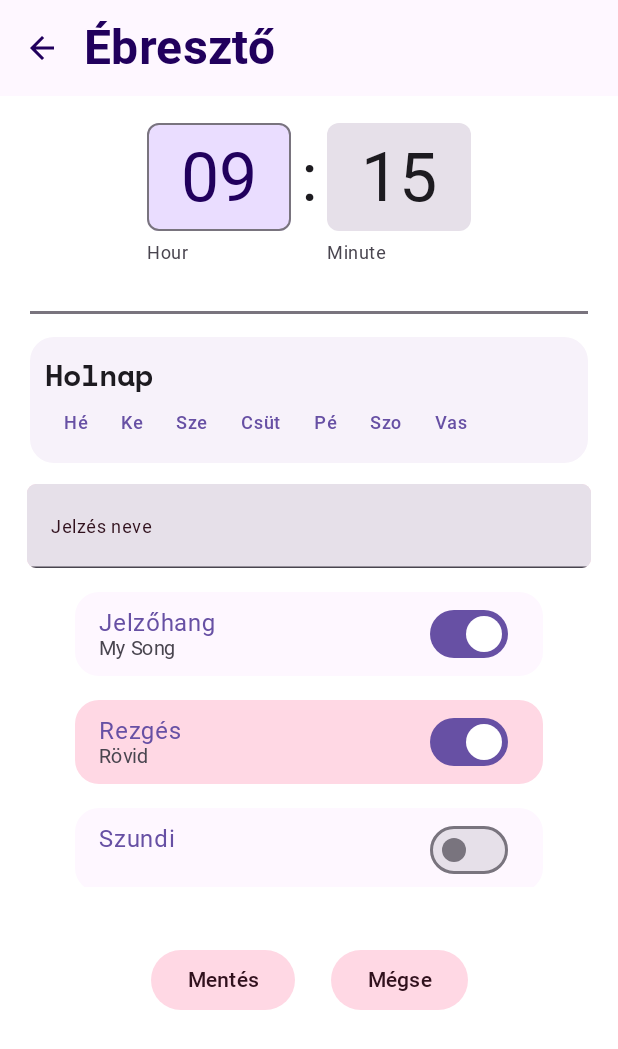
After one commit to zeef69/UX_morning_tarot, an Android app built with Jetpack Compose: the AlarmSet screen opened through its navigation route, on a phone screen of 412 x 824 dp. The commit adds this screen. Shown: the top 1049 px of the screen. Run offline under Robolectric (Android 15) with nearby library versions, the phone set to English and light mode, and no system bars.

Commit message:
Navigation

```diff
--- /dev/null
+++ b/app/src/main/java/hu/frzee/uxmorningtarot/navigation/AppNavHost.kt
@@ -0,0 +1,101 @@
+package hu.frzee.uxmorningtarot.navigation
+
+import androidx.activity.compose.setContent
+import androidx.compose.animation.AnimatedContentTransitionScope
+import androidx.compose.animation.EnterTransition
+import androidx.compose.animation.ExitTransition
+import androidx.compose.animation.core.tween
+import androidx.compose.animation.shrinkHorizontally
+import androidx.compose.animation.shrinkOut
+import androidx.compose.animation.slideOutHorizontally
+import androidx.compose.runtime.Composable
+import androidx.compose.ui.Alignment
+import androidx.compose.ui.Modifier
+import androidx.navigation.NavHostController
+import androidx.navigation.compose.NavHost
+import androidx.navigation.compose.composable
+import androidx.navigation.compose.rememberNavController
+import androidx.navigation.navigation
+import hu.frzee.uxmorningtarot.themes.MorningTarotTheme
+import hu.frzee.uxmorningtarot.views.AlarmSet
+import hu.frzee.uxmorningtarot.views.Loading
+
+@Composable
+fun AppNavHost(
+    modifier: Modifier = Modifier,
+    navController: NavHostController = rememberNavController(),
+    enterTransition: () -> EnterTransition = { EnterTransition.None },
+    exitTransition: () -> ExitTransition = { ExitTransition.None },
+    startDestination: String = NavigationItem.Loading.route,
+) {
+    NavHost(
+        modifier = modifier,
+        navController = navController,
+        startDestination = startDestination
+    ) {
+        composable(NavigationItem.Loading.route
+        ) {
+            Loading(
+                onSetAlarmNavigate = { navController.navigate(Screen.AlarmSet.name) }
+            )
+        }
+        composable(NavigationItem.AlarmSet.route,
+            enterTransition = {
+                when (initialState.destination.route) {
+                    Screen.Loading.name ->
+                        slideIntoContainer(
+                            AnimatedContentTransitionScope.SlideDirection.Left,
+                            animationSpec = tween(700)
+                        )
+
+                    else -> null
+                }
+            },
+            exitTransition = {
+                when (targetState.destination.route) {
+                    Screen.Loading.name ->
+                        slideOutOfContainer(
+                            AnimatedContentTransitionScope.SlideDirection.Right,
+                            animationSpec = tween(700)
+                        )
+
+                    else -> null
+                }
+            },
+            popEnterTransition = {
+                when (initialState.destination.route) {
+                    Screen.Loading.name ->
+                        slideIntoContainer(
+                            AnimatedContentTransitionScope.SlideDirection.Left,
+                            animationSpec = tween(300)
+                        )
+
+                    else -> null
+                }
+            },
+            popExitTransition = {
+                when (targetState.destination.route) {
+                    Screen.Loading.name ->
+                        slideOutOfContainer(
+                            AnimatedContentTransitionScope.SlideDirection.Right,
+                            animationSpec = tween(300)
+                        )
+
+                    else -> null
+                }
+            },
+        ) {
+            AlarmSet(
+                onBackNavigate = { navController.navigate(Screen.Loading.name) }
+            )
+        }
+        /*
+        *
+        navigation(startDestination = "username", route = "login") {
+            composable("username") { ... }
+            composable("password") { ... }
+            composable("registration") { ... }
+        }
+        * */
+    }
+}
--- /dev/null
+++ b/app/src/main/java/hu/frzee/uxmorningtarot/views/AlarmSet.kt
@@ -0,0 +1,431 @@
+package hu.frzee.uxmorningtarot.views
+
+import androidx.compose.foundation.Image
+import androidx.compose.foundation.background
+import androidx.compose.foundation.layout.Column
+import androidx.compose.runtime.Composable
+import androidx.compose.ui.tooling.preview.Preview
+import androidx.compose.ui.Alignment
+import androidx.compose.ui.Modifier
+import androidx.compose.foundation.layout.Arrangement
+import androidx.compose.foundation.layout.fillMaxHeight
+import androidx.compose.foundation.layout.fillMaxSize
+import androidx.compose.foundation.layout.fillMaxWidth
+import androidx.compose.foundation.layout.height
+import androidx.compose.foundation.layout.requiredHeight
+import androidx.compose.foundation.layout.requiredWidth
+import androidx.compose.foundation.layout.width
+import androidx.compose.material3.MaterialTheme
+import androidx.compose.ui.graphics.Color
+import androidx.compose.ui.unit.dp
+import android.content.res.Configuration
+import androidx.compose.foundation.clickable
+import androidx.compose.foundation.horizontalScroll
+import androidx.compose.foundation.layout.PaddingValues
+import androidx.compose.foundation.layout.Row
+import androidx.compose.foundation.layout.Spacer
+import androidx.compose.foundation.layout.offset
+import androidx.compose.foundation.layout.padding
+import androidx.compose.foundation.layout.requiredSize
+import androidx.compose.foundation.layout.wrapContentHeight
+import androidx.compose.foundation.rememberScrollState
+import androidx.compose.foundation.shape.RoundedCornerShape
+import androidx.compose.foundation.verticalScroll
+import androidx.compose.material.Divider
+import androidx.compose.material3.Button
+import androidx.compose.material3.ButtonDefaults
+import androidx.compose.material3.ExperimentalMaterial3Api
+import androidx.compose.material3.Icon
+import androidx.compose.material3.IconButton
+import androidx.compose.material3.Scaffold
+import androidx.compose.material3.Switch
+import androidx.compose.material3.Text
+import androidx.compose.material3.TextField
+import androidx.compose.material3.TextFieldDefaults
+import androidx.compose.material3.TimeInput
+import androidx.compose.material3.TimePicker
+import androidx.compose.material3.TimePickerColors
+import androidx.compose.material3.TimePickerState
+import androidx.compose.material3.TopAppBar
+import androidx.compose.material3.lightColorScheme
+import androidx.compose.runtime.MutableState
+import androidx.compose.runtime.getValue
+import androidx.compose.runtime.mutableStateOf
+import androidx.compose.runtime.remember
+import androidx.compose.runtime.setValue
+import androidx.compose.ui.draw.clip
+import androidx.compose.ui.geometry.Offset
+import androidx.compose.ui.graphics.Brush
+import androidx.compose.ui.layout.ContentScale
+import androidx.compose.ui.res.painterResource
+import androidx.compose.ui.res.stringResource
+import androidx.compose.ui.text.TextStyle
+import androidx.compose.ui.text.font.FontWeight
+import androidx.compose.ui.text.style.TextAlign
+import androidx.compose.ui.text.style.TextOverflow
+import androidx.compose.ui.unit.em
+import androidx.compose.ui.unit.sp
+import androidx.navigation.NavController
+import androidx.navigation.compose.rememberNavController
+import hu.frzee.uxmorningtarot.R
+import hu.frzee.uxmorningtarot.themes.MorningTarotTheme
+import hu.frzee.uxmorningtarot.themes.Typography_Card
+import hu.frzee.uxmorningtarot.themes.Typography_Mono
+import hu.frzee.uxmorningtarot.themes.bigelowRulesFamily
+
+
+@OptIn(ExperimentalMaterial3Api::class)
+@Composable
+fun AlarmSet(
+    onBackNavigate: () -> Unit,
+    modifier: Modifier = Modifier
+) {
+    val timePickerState = TimePickerState(9, 15, true)
+    val selectionWeek = mutableListOf<Boolean>()
+    for (i in 1..7) {
+        selectionWeek.add(false)
+    }
+    val checkedStateSound = remember { mutableStateOf(true) }
+    val checkedStateNoise = remember { mutableStateOf(true) }
+    val checkedStateSleep = remember { mutableStateOf(false) }
+    val checkedStateSpeech = remember { mutableStateOf(false) }
+    var titleInput by remember { mutableStateOf("") }
+
+    Column(
+        modifier = modifier
+            .fillMaxSize()
+            .background(color = MaterialTheme.colorScheme.onPrimary),
+        verticalArrangement = Arrangement.SpaceBetween
+    ) {
+        TopAppBar(
+            title = {
+                Text(
+                    text = "Ébresztő",
+                    color = MaterialTheme.colorScheme.onPrimaryContainer,
+                    style = Typography_Mono.titleLarge
+                )
+            },
+            navigationIcon = {
+                IconButton(
+                    onClick = onBackNavigate,
+                    content = {
+                        Icon(
+                            painter = painterResource(id = R.drawable.arrow_back_24),
+                            contentDescription = "Icons/arrow_back_24px",
+                            tint = MaterialTheme.colorScheme.onPrimaryContainer
+                        )
+                    }
+                )
+            },
+            modifier = Modifier
+                .background(MaterialTheme.colorScheme.primaryContainer)
+        )
+        Column(
+            horizontalAlignment = Alignment.CenterHorizontally,
+            modifier = Modifier
+                .fillMaxSize()
+                .padding(12.dp, 10.dp, 12.dp, 20.dp)
+                .weight(1f, false)
+        ) {
+
+            Column(
+                verticalArrangement = Arrangement.Center,
+                horizontalAlignment = Alignment.CenterHorizontally,
+                modifier = Modifier
+                    .fillMaxWidth()
+                    .weight(0.6f, false)
+                    .padding(all = 8.dp)
+            ) {
+                TimeInput(
+                    state = timePickerState
+                )
+                Divider(
+                    color = MaterialTheme.colorScheme.outline,
+                    thickness = 2.dp,
+                    modifier = Modifier
+                        .fillMaxWidth()
+                        .padding(vertical = 15.dp)
+                )
+                Column(
+                    verticalArrangement = Arrangement.spacedBy(4.dp, Alignment.Top),
+                    modifier = modifier
+                        .fillMaxWidth()
+                        .clip(shape = RoundedCornerShape(16.dp))
+                        .background(color = MaterialTheme.colorScheme.surfaceContainerLow)
+                        .padding(all = 10.dp)
+                ) {
+                    Text(
+                        text = "Holnap",
+                        color = MaterialTheme.colorScheme.onSurface,
+                        style = Typography_Mono.titleSmall
+                    )
+                    WeekHKSCPSV(selectionWeek)
+                }
+            }
+
+            Column(
+                verticalArrangement = Arrangement.spacedBy(16.dp),
+                horizontalAlignment = Alignment.CenterHorizontally,
+                modifier = Modifier
+                    .fillMaxSize()
+                    .weight(0.5f, false)
+                    .padding(all = 6.dp)
+                    .verticalScroll(rememberScrollState())
+            ) {
+
+                TextField(
+                    value = titleInput,
+                    onValueChange = { titleInput = it },
+                    label = {
+                        Text(
+                            text = "Jelzés neve",
+                            color = MaterialTheme.colorScheme.onTertiaryContainer,
+                            lineHeight = 1.33.em,
+                            style = MaterialTheme.typography.bodySmall
+                        )
+                    },
+                    placeholder = { Text("Név") },
+                    textStyle = MaterialTheme.typography.bodyLarge,
+                    modifier = Modifier
+                        .fillMaxWidth()
+                        .requiredHeight(height = 56.dp)
+                        .clip(shape = RoundedCornerShape(6.dp))
+                        .background(color = MaterialTheme.colorScheme.tertiaryContainer)
+                )
+                LabelWithSwitch(checkedStateSound, "Jelzőhang", "My Song")
+                LabelWithSwitch(checkedStateNoise, "Rezgés", "Rövid", MaterialTheme.colorScheme.tertiaryContainer)
+                LabelWithSwitch(checkedStateSleep, "Szundi", "")
+                LabelWithSwitch(checkedStateSpeech, "Felolvasás", "",MaterialTheme.colorScheme.tertiaryContainer)
+            }
+            Column(
+                verticalArrangement = Arrangement.Center,
+                horizontalAlignment = Alignment.CenterHorizontally,
+                modifier = Modifier
+                    .fillMaxSize()
+                    .weight(0.2f, false)
+                    .padding(all = 6.dp)
+            ) {
+                Row(
+                    horizontalArrangement = Arrangement.spacedBy(
+                        24.dp,
+                        Alignment.CenterHorizontally
+                    ),
+                    modifier = Modifier
+                        .fillMaxWidth()
+                        .padding(vertical = 8.dp)
+                ) {
+                    Button(
+                        onClick = { },
+                        shape = RoundedCornerShape(100.dp),
+                        colors = ButtonDefaults.buttonColors(containerColor = MaterialTheme.colorScheme.tertiaryContainer),
+                        contentPadding = PaddingValues(horizontal = 24.dp, vertical = 10.dp),
+                        modifier = Modifier
+                            .requiredHeight(height = 40.dp)
+
+                    ) {
+                        Column(
+                            verticalArrangement = Arrangement.spacedBy(
+                                8.dp,
+                                Alignment.CenterVertically
+                            ),
+                            horizontalAlignment = Alignment.CenterHorizontally,
+                            modifier = Modifier
+                                .requiredHeight(height = 40.dp)
+                        ) {
+                            Text(
+                                text = "Mentés",
+                                color = MaterialTheme.colorScheme.onTertiaryContainer,
+                                textAlign = TextAlign.Center,
+                                lineHeight = 1.43.em,
+                                style = MaterialTheme.typography.labelLarge,
+                                modifier = Modifier
+                                    .wrapContentHeight(align = Alignment.CenterVertically)
+                            )
+
+                        }
+                    }
+                    Button(
+                        onClick = { },
+                        shape = RoundedCornerShape(100.dp),
+                        colors = ButtonDefaults.buttonColors(containerColor = MaterialTheme.colorScheme.tertiaryContainer),
+                        contentPadding = PaddingValues(horizontal = 24.dp, vertical = 10.dp),
+                        modifier = Modifier
+                            .requiredHeight(height = 40.dp)
+                    ) {
+                        Column(
+                            verticalArrangement = Arrangement.spacedBy(
+                                8.dp,
+                                Alignment.CenterVertically
+                            ),
+                            horizontalAlignment = Alignment.CenterHorizontally,
+                            modifier = Modifier
+                                .requiredHeight(height = 40.dp)
+                        ) {
+                            Text(
+                                text = "Mégse",
+                                color = MaterialTheme.colorScheme.onTertiaryContainer,
+                                textAlign = TextAlign.Center,
+                                lineHeight = 1.43.em,
+                                style = MaterialTheme.typography.labelLarge,
+                                modifier = Modifier
+                                    .wrapContentHeight(align = Alignment.CenterVertically)
+                            )
+
+                        }
+                    }
+                }
+            }
+
+        }
+    }
+
+}
+
+@Composable
+fun WeekHKSCPSV(
+    selectionWeek: List<Boolean> = ArrayList<Boolean>(),
+    modifier: Modifier = Modifier
+) {
+    var selectedDay1 by remember { mutableStateOf(if (selectionWeek.size >= 7) selectionWeek[0] else false) }
+    var selectedDay2 by remember { mutableStateOf(if (selectionWeek.size >= 7) selectionWeek[1] else false) }
+    var selectedDay3 by remember { mutableStateOf(if (selectionWeek.size >= 7) selectionWeek[2] else false) }
+    var selectedDay4 by remember { mutableStateOf(if (selectionWeek.size >= 7) selectionWeek[3] else false) }
+    var selectedDay5 by remember { mutableStateOf(if (selectionWeek.size >= 7) selectionWeek[4] else false) }
+    var selectedDay6 by remember { mutableStateOf(if (selectionWeek.size >= 7) selectionWeek[5] else false) }
+    var selectedDay7 by remember { mutableStateOf(if (selectionWeek.size >= 7) selectionWeek[6] else false) }
+
+    Column(
+        verticalArrangement = Arrangement.spacedBy(10.dp, Alignment.Top),
+        modifier = modifier
+    ) {
+        Row(
+            horizontalArrangement = Arrangement.spacedBy(5.dp, Alignment.Start),
+            modifier = Modifier
+                .padding(horizontal = 4.dp)
+        ) {
+            DaySelectionHKSCPSV("Hé", selectedDay1)
+            DaySelectionHKSCPSV("Ke", selectedDay2)
+            DaySelectionHKSCPSV("Sze", selectedDay3)
+            DaySelectionHKSCPSV("Csüt", selectedDay4)
+            DaySelectionHKSCPSV("Pé", selectedDay5)
+            DaySelectionHKSCPSV("Szo", selectedDay6)
+            DaySelectionHKSCPSV("Vas", selectedDay7)
+        }
+    }
+}
+
+@Composable
+fun DaySelectionHKSCPSV(
+    text: String = "Hét",
+    selectionDay: Boolean = false,
+    modifier: Modifier = Modifier
+) {
+    var selectedDay by remember { mutableStateOf(selectionDay) }
+
+    var modifierDay =
+        if (selectedDay) Modifier.background(color = MaterialTheme.colorScheme.secondaryContainer)
+        else Modifier
+    Column(
+        verticalArrangement = Arrangement.spacedBy(4.dp, Alignment.Top),
+        horizontalAlignment = Alignment.CenterHorizontally,
+        modifier = modifier
+            .padding(
+                start = 2.dp,
+                end = 2.dp,
+                bottom = 4.dp
+            )
+            .clip(shape = MaterialTheme.shapes.large)
+            .clickable { selectedDay = !selectedDay }
+
+    ) {
+        Row(
+            horizontalArrangement = Arrangement.Center,
+            verticalAlignment = Alignment.CenterVertically,
+            modifier = modifierDay
+                .padding(all = 6.dp)
+        ) {
+            Text(
+                text = text,
+                color = MaterialTheme.colorScheme.surfaceTint,
+                textAlign = TextAlign.Center,
+                lineHeight = 1.33.em,
+                style = MaterialTheme.typography.labelMedium
+            )
+        }
+    }
+}
+
+@Composable
+fun LabelWithSwitch(
+    checkedState: MutableState<Boolean>,
+    title: String = "Title",
+    subText: String = "SubTitle",
+    color: Color = MaterialTheme.colorScheme.background,
+    modifier: Modifier = Modifier
+) {
+    Column(
+        verticalArrangement = Arrangement.Center,
+        horizontalAlignment = Alignment.CenterHorizontally,
+        modifier = modifier
+            .requiredWidth(width = 344.dp)
+            .requiredHeight(height = 56.dp)
+            .padding(horizontal = 16.dp)
+            .clip(shape = RoundedCornerShape(16.dp))
+            .background(color = color)
+    ) {
+        Row(
+            horizontalArrangement = Arrangement.spacedBy(16.dp, Alignment.Start),
+            verticalAlignment = Alignment.CenterVertically,
+            modifier = Modifier
+                .fillMaxSize()
+                .padding(
+                    start = 16.dp,
+                    end = 24.dp
+                )
+        ) {
+            Column(
+                verticalArrangement = Arrangement.Center,
+                modifier = Modifier
+                    .fillMaxSize()
+                    .weight(weight = 0.8f)
+            ) {
+                Text(
+                    text = title,
+                    color = MaterialTheme.colorScheme.surfaceTint,
+                    lineHeight = 1.5.em,
+                    style = MaterialTheme.typography.bodyLarge,
+                    modifier = Modifier
+                        .fillMaxWidth()
+                        .wrapContentHeight(align = Alignment.CenterVertically)
+                )
+                Text(
+                    text = subText,
+                    color = MaterialTheme.colorScheme.onSurfaceVariant,
+                    lineHeight = 1.43.em,
+                    style = MaterialTheme.typography.bodyMedium,
+                    maxLines = 1,
+                    overflow = TextOverflow.Ellipsis,
+                    modifier = Modifier
+                        .fillMaxWidth()
+                )
+            }
+            Column(
+                verticalArrangement = Arrangement.spacedBy(10.dp, Alignment.Top),
+                modifier = Modifier
+                    .weight(weight = 0.2f)
+            ) {
+                val checkedState = checkedState
+                Switch(
+                    checked = checkedState.value,
+                    onCheckedChange = { checkedState.value = it })
+            }
+        }
+    }
+}
+
+@Preview(widthDp = 360, heightDp = 800,  name = "Light Mode")
+@Preview(widthDp = 360, heightDp = 800, uiMode = Configuration.UI_MODE_NIGHT_YES, name = "Dark Mode")
+@Composable
+private fun AlarmSetPreview() {
+    AlarmSet({}, Modifier)
+}
```
Also changed, not shown: app/src/main/java/hu/frzee/uxmorningtarot/MainActivity.kt (+17 -5 lines), app/src/main/java/hu/frzee/uxmorningtarot/navigation/Screens.kt (added, +10 -0 lines), app/src/main/java/hu/frzee/uxmorningtarot/views/Loading.kt (added, +148 -0 lines).
